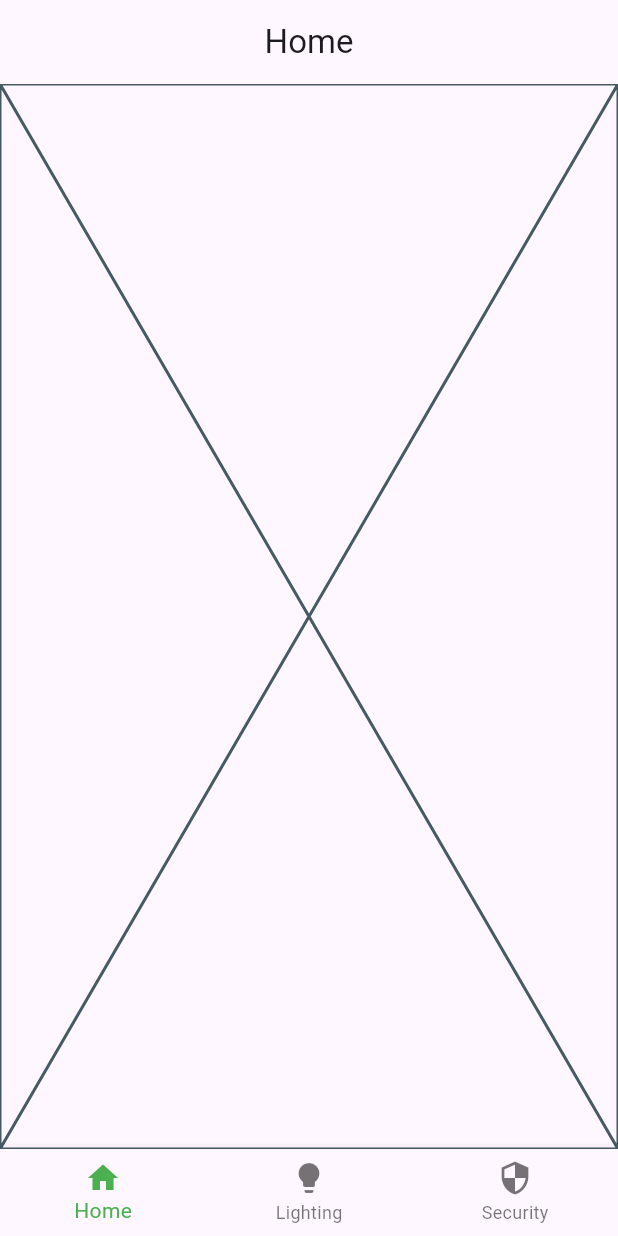
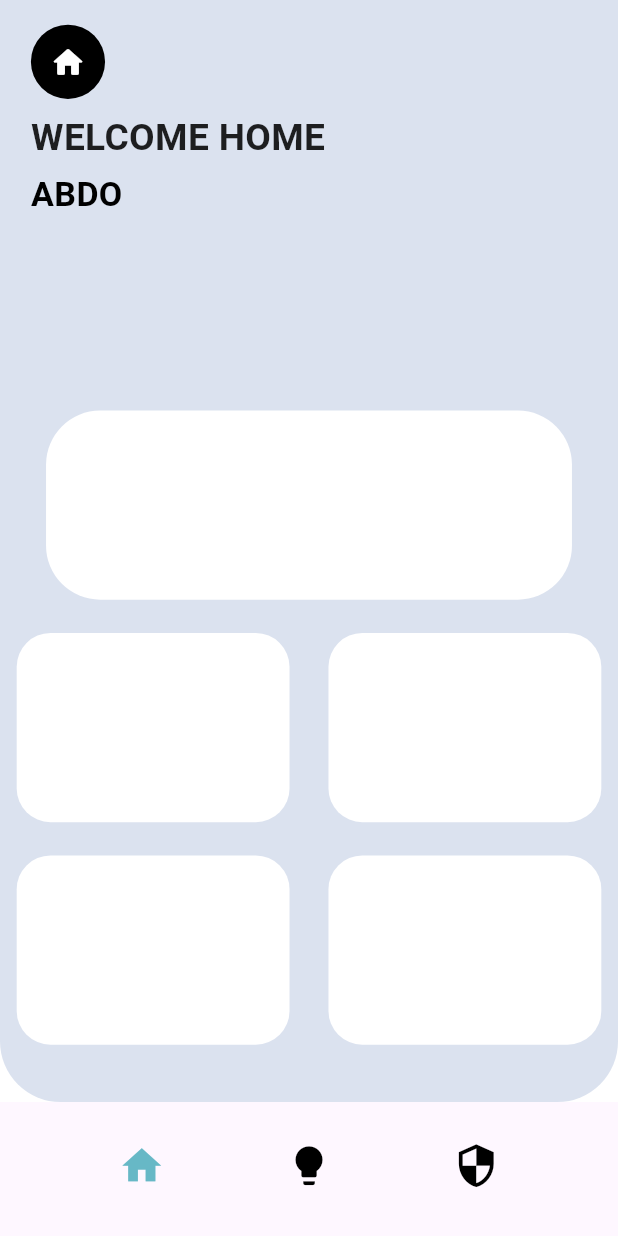
Before and after one commit to M7MEDpro/Projecto-Messio, a Flutter app: the screen it shows after launch, on a phone screen of 412 x 824 dp. Run offline on Flutter 3.47's test engine with Material 3 defaults, Android fonts, the phone set to English and light mode, and no system bars.

Commit message:
added custom app bar and made half of home_page.dart

```diff
--- a/MobileApp/lib/main.dart
+++ b/MobileApp/lib/main.dart
@@ -11,12 +11,7 @@ class MyApp extends StatelessWidget {
   @override
   Widget build(BuildContext context) {
     return MaterialApp(
-      theme: ThemeData(
-        hoverColor: Colors.green.withOpacity(0.1),
-        splashColor: Colors.transparent,
-        highlightColor: Colors.transparent,
-
-      ),
+      debugShowCheckedModeBanner: false,
       home: AppNavigationBar(),
     );
 
--- /dev/null
+++ b/MobileApp/lib/pages/CustomAppBar.dart
@@ -0,0 +1,74 @@
+import 'package:flutter/material.dart';
+
+class CustomAppBar extends StatelessWidget implements PreferredSizeWidget {
+  final String title;
+  final String subtitle;
+
+  const CustomAppBar({
+    super.key,
+    required this.title,
+    required this.subtitle,
+  });
+
+  @override
+  Widget build(BuildContext context) {
+    final screenWidth = MediaQuery.of(context).size.width;
+    final screenHeight = MediaQuery.of(context).size.height;
+
+    return AppBar(
+      backgroundColor: const Color(0xFFDBE2EF),
+      elevation: 0,
+      toolbarHeight: screenHeight * 0.18,
+      automaticallyImplyLeading: false,
+      flexibleSpace: SafeArea(
+        child: Padding(
+          padding: EdgeInsets.only(
+            left: screenWidth * 0.05,
+            right: screenWidth * 0.05,
+            top: screenHeight * 0.02,
+            bottom: screenHeight * 0.01,
+          ),
+          child: Column(
+            crossAxisAlignment: CrossAxisAlignment.start,
+            children: [
+              Container(
+                width: screenWidth * 0.12,
+                height: screenWidth * 0.12,
+                decoration: const BoxDecoration(
+                  color: Colors.black,
+                  shape: BoxShape.circle,
+                ),
+                child: Icon(
+                  Icons.home_rounded,
+                  color: Colors.white,
+                  size: screenWidth * 0.06,
+                ),
+              ),
+              SizedBox(height: screenHeight * 0.01),
+              Text(
+                title,
+                style: TextStyle(
+                  fontSize: screenWidth * 0.06,
+                  fontWeight: FontWeight.w600,
+                  color: Colors.black87,
+                ),
+              ),
+              SizedBox(height: screenHeight * 0.005),
+              Text(
+                subtitle,
+                style: TextStyle(
+                  fontSize: screenWidth * 0.055,
+                  fontWeight: FontWeight.bold,
+                  color: Colors.black,
+                ),
+              ),
+            ],
+          ),
+        ),
+      ),
+    );
+  }
+
+  @override
+  Size get preferredSize => const Size.fromHeight(160);
+}
--- a/MobileApp/lib/pages/NavigationBar.dart
+++ b/MobileApp/lib/pages/NavigationBar.dart
@@ -11,7 +11,6 @@ class AppNavigationBar extends StatefulWidget {
 }
 
 class _AppNavigationBarState extends State<AppNavigationBar> {
-
   int _selectedIndex = 0;
 
   void _navigateBottomBar(int index) {
@@ -21,24 +20,69 @@ class _AppNavigationBarState extends State<AppNavigationBar> {
   }
 
   final List<Widget> _pages = [
-    HomePage(),
-    LightingPage(),
-    SecurityPage(),
+    const HomePage(),
+    const LightingPage(),
+    const SecurityPage(),
   ];
 
   @override
   Widget build(BuildContext context) {
+    final screenWidth = MediaQuery.of(context).size.width;
+    final screenHeight = MediaQuery.of(context).size.height;
+
+    final sidePadding = screenWidth * (75 / 398);
+    final iconSize = screenWidth * (30 / 398);
+    final bottomPadding = screenHeight * (20 / 866);
+    final topPadding = screenHeight * (15 / 866);
+    final betweenSpacing = screenWidth * (75 / 398);
+
     return Scaffold(
       body: _pages[_selectedIndex],
-      bottomNavigationBar: BottomNavigationBar(
-        currentIndex: _selectedIndex,
-        onTap: _navigateBottomBar,
-        items: const [
-          BottomNavigationBarItem(icon: Icon(Icons.home), label: "Home"),
-          BottomNavigationBarItem(icon: Icon(Icons.lightbulb), label: "Lighting"),
-          BottomNavigationBarItem(icon: Icon(Icons.security), label: "Security"),
-        ],selectedItemColor: Colors.green,
+      bottomNavigationBar: Container(
+        height: kBottomNavigationBarHeight + topPadding + bottomPadding,
+        padding: EdgeInsets.only(
+          bottom: bottomPadding,
+          top: topPadding,
+        ),
+        decoration: const BoxDecoration(
+          color: Colors.transparent,
+        ),
+        child: Row(
+          mainAxisAlignment: MainAxisAlignment.spaceEvenly,
+          children: [
+            SizedBox(width: sidePadding),
+            _buildNavItem(0, Icons.home, iconSize),
+            SizedBox(width: betweenSpacing),
+            _buildNavItem(1, Icons.lightbulb, iconSize),
+            SizedBox(width: betweenSpacing),
+            _buildNavItem(2, Icons.security, iconSize),
+            SizedBox(width: sidePadding),
+          ],
+        ),
+      ),
+    );
+  }
 
+  Widget _buildNavItem(int index, IconData icon, double iconSize) {
+    return Expanded(
+      child: GestureDetector(
+        onTap: () => _navigateBottomBar(index),
+        child: Container(
+          constraints: const BoxConstraints(
+            minHeight: 0,
+            maxHeight: kBottomNavigationBarHeight,
+          ),
+          decoration: const BoxDecoration(
+            color: Colors.transparent,
+          ),
+          child: Icon(
+            icon,
+            size: iconSize,
+            color: _selectedIndex == index
+                ? const Color(0xFF67B8C6)
+                : const Color(0xFF000000),
+          ),
+        ),
       ),
     );
   }
--- a/MobileApp/lib/pages/home_page.dart
+++ b/MobileApp/lib/pages/home_page.dart
@@ -1,4 +1,6 @@
 import 'package:flutter/material.dart';
+
+import 'CustomAppBar.dart';
 
 class HomePage extends StatefulWidget {
   const HomePage({super.key});
@@ -10,12 +12,95 @@ class HomePage extends StatefulWidget {
 class _HomePageState extends State<HomePage> {
   @override
   Widget build(BuildContext context) {
+    final screenHeight = MediaQuery.of(context).size.height;
+    final screenWidth = MediaQuery.of(context).size.width;
+
     return Scaffold(
-      appBar: AppBar(
-        title: const Text("Home"),
-        centerTitle: true,
+      backgroundColor: Colors.white,
+      appBar: const CustomAppBar(
+        title: "WELCOME HOME",
+        subtitle: "ABDO",
       ),
-      body: const Placeholder(),
-    );
-  }
+      body: Center(
+        child: Container(
+          height: screenHeight * 0.765,
+          decoration: BoxDecoration(
+            color: const Color(0xFFDBE2EF),
+            borderRadius: const BorderRadius.only(
+              bottomLeft: Radius.circular(40.5),
+              bottomRight: Radius.circular(40.5),
+            ),
+          ),
+          child: Column(
+            children: [
+              SizedBox(height: screenHeight * 0.138),
+              Container(
+                height: screenHeight * 0.153,
+                width: screenWidth * 0.851,
+                decoration: BoxDecoration(
+                  color: Colors.white,
+                  borderRadius: BorderRadius.circular(36),
+                ),
+              ),
+              SizedBox(height: screenHeight * 0.027),
+              Column(
+                children: [
+                  Row(
+                    children: [
+                      SizedBox(width: screenWidth * 0.027),
+                      Expanded(
+                        child: Container(
+                          height: screenHeight * 0.153,
+                          decoration: BoxDecoration(
+                            color: Colors.white,
+                            borderRadius: BorderRadius.circular(22.5),
+                          ),
+                        ),
+                      ),
+                      SizedBox(width: screenWidth * 0.063),
+                      Expanded(
+                        child: Container(
+                          height: screenHeight * 0.153,
+                          decoration: BoxDecoration(
+                            color: Colors.white,
+                            borderRadius: BorderRadius.circular(22.5),
+                          ),
+                        ),
+                      ),
+                      SizedBox(width: screenWidth * 0.027),
+                    ],
+                  ),
+                  SizedBox(height: screenHeight * 0.027),
+                  Row(
+                    children: [
+                      SizedBox(width: screenWidth * 0.027),
+                      Expanded(
+                        child: Container(
+                          height: screenHeight * 0.153,
+                          decoration: BoxDecoration(
+                            color: Colors.white,
+                            borderRadius: BorderRadius.circular(22.5),
+                          ),
+                        ),
+                      ),
+                      SizedBox(width: screenWidth * 0.063),
+                      Expanded(
+                        child: Container(
+                          height: screenHeight * 0.153,
+                          decoration: BoxDecoration(
+                            color: Colors.white,
+                            borderRadius: BorderRadius.circular(22.5),
+                          ),
+                        ),
+                      ),
+                      SizedBox(width: screenWidth * 0.027),
+                    ],
+                  ),
+                ],
+              ),
+            ],
+          ),
+        ),
+      ),
+    );}
 }
```
